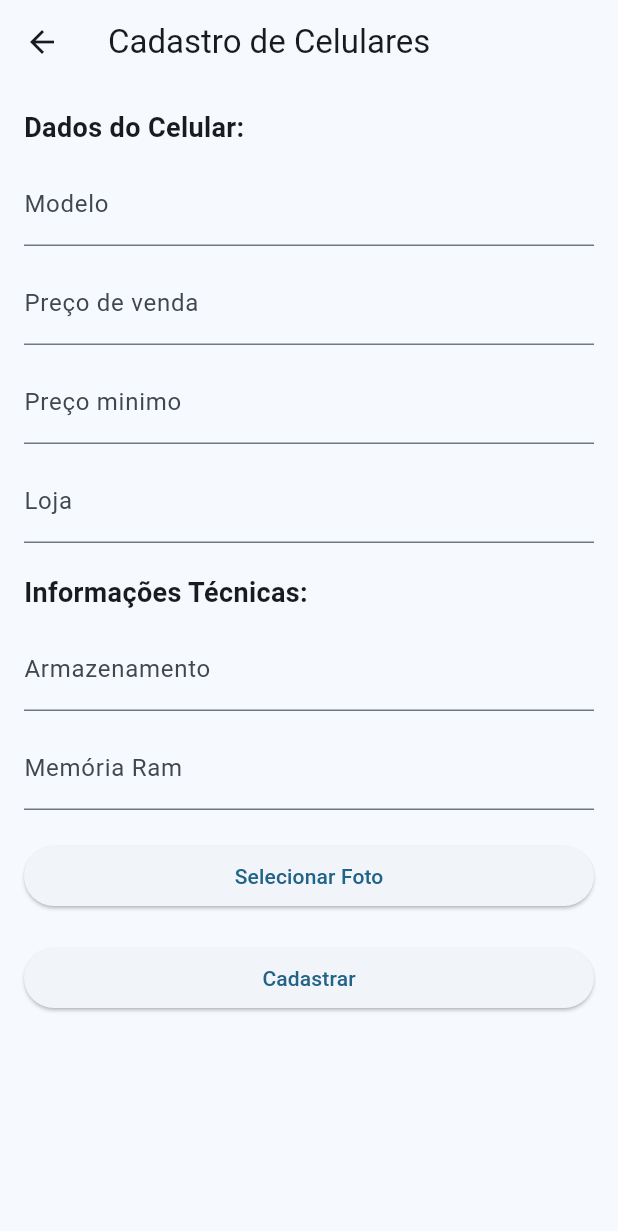
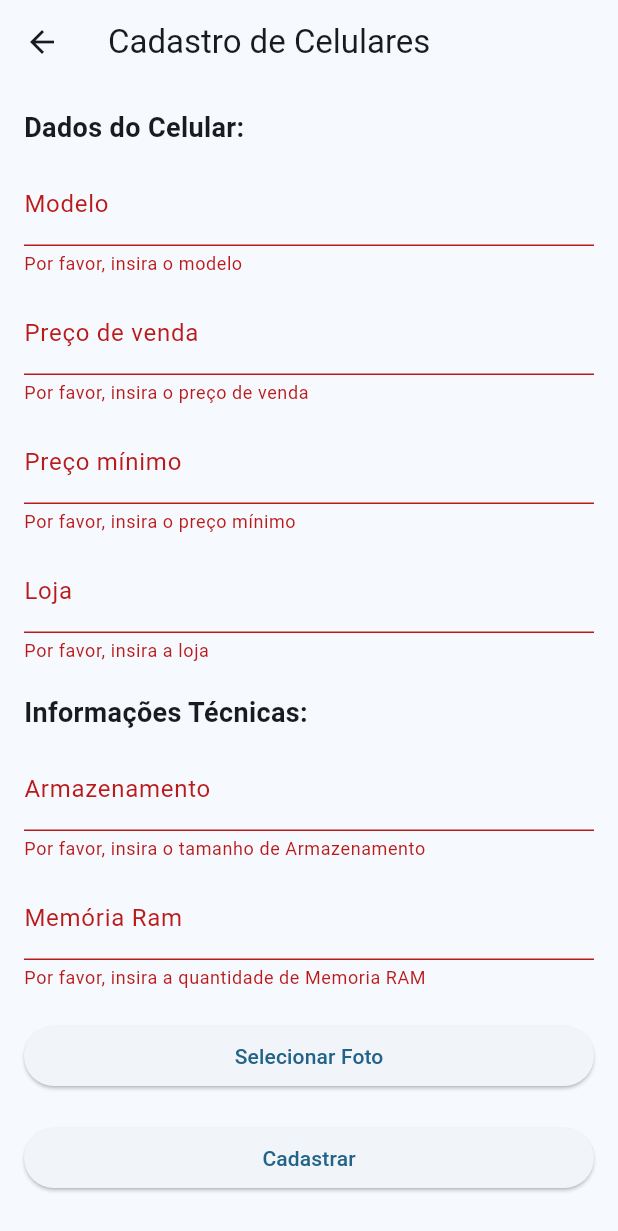
Before and after one commit to KalilPock/PortalCelular, a Flutter app: the CadastroVitrine screen opened by its route, after a tap on "Cadastrar", on a phone screen of 412 x 824 dp. Shown: the top 1231 px of the screen. Run offline on Flutter 3.47's test engine with Material 3 defaults, Android fonts, the phone set to English and light mode, and no system bars; our stand-ins replace cloud_firestore, easy_sidemenu, firebase_core, image_picker; missing offline and left inert: firebase_auth_platform_interface; accounts and stored records are empty.

Commit message:
implementaçaoGetters

```diff
--- a/lib/components/cadastro_laboratório.dart
+++ b/lib/components/cadastro_laboratório.dart
@@ -65,7 +65,7 @@ class _CadastroLaboratorioState extends State<CadastroLaboratorio> {
               SizedBox(height: 10.0),
               TextFormField(
                 controller: _avaliacaoController,
-                decoration: InputDecoration(labelText: 'Descrição do aparelhp'),
+                decoration: InputDecoration(labelText: 'Descrição do aparelho'),
                 validator: (value) {
                   if (value == null || value.isEmpty) {
                     return 'Por favor, insira a descrição do aparelho';
--- a/lib/components/cadastro_vitrine.dart
+++ b/lib/components/cadastro_vitrine.dart
@@ -1,8 +1,18 @@
 import 'dart:io';
 import 'package:flutter/material.dart';
 import 'package:image_picker/image_picker.dart';
+import 'package:firebase_core/firebase_core.dart';
+import 'package:cloud_firestore/cloud_firestore.dart';
 
 class CadastroVitrine extends StatelessWidget {
+  final _formKey = GlobalKey<FormState>();
+  final TextEditingController _modeloController = TextEditingController();
+  final TextEditingController _precoVendaController = TextEditingController();
+  final TextEditingController _precoMinimoController = TextEditingController();
+  final TextEditingController _lojaController = TextEditingController();
+  final TextEditingController _armazenamentoController = TextEditingController();
+  final TextEditingController _memoriaRamController = TextEditingController();
+
   @override
   Widget build(BuildContext context) {
     return Scaffold(
@@ -11,12 +21,14 @@ class CadastroVitrine extends StatelessWidget {
         leading: IconButton(
           icon: Icon(Icons.arrow_back),
           onPressed: () {
-            Navigator.pushNamed(context, '/pag_inicial'); // Função para voltar para a página anterior
+            Navigator.pushNamed(context, '/pag_inicial');
           },
         ),
       ),
       body: SingleChildScrollView(
         padding: EdgeInsets.all(16.0),
+        child: Form(
+          key: _formKey,
           child: Column(
             crossAxisAlignment: CrossAxisAlignment.stretch,
             children: [
@@ -26,21 +38,49 @@ class CadastroVitrine extends StatelessWidget {
               ),
               SizedBox(height: 10.0),
               TextFormField(
+                controller: _modeloController,
                 decoration: InputDecoration(labelText: 'Modelo'),
+                validator: (value) {
+                  if (value == null || value.isEmpty) {
+                    return 'Por favor, insira o modelo';
+                  }
+                  return null;
+                },
               ),
               SizedBox(height: 10.0),
               TextFormField(
+                controller: _precoVendaController,
                 decoration: InputDecoration(labelText: 'Preço de venda'),
                 keyboardType: TextInputType.number,
+                validator: (value) {
+                  if (value == null || value.isEmpty) {
+                    return 'Por favor, insira o preço de venda';
+                  }
+                  return null;
+                },
               ),
               SizedBox(height: 10.0),
               TextFormField(
-              decoration: InputDecoration(labelText: 'Preço minimo'),
+                controller: _precoMinimoController,
+                decoration: InputDecoration(labelText: 'Preço mínimo'),
+                validator: (value) {
+                  if (value == null || value.isEmpty) {
+                    return 'Por favor, insira o preço mínimo';
+                  }
+                  return null;
+                },
               ),
               SizedBox(height: 10.0),
               TextFormField(
+                controller: _lojaController,
                 decoration: InputDecoration(labelText: 'Loja'),
                 keyboardType: TextInputType.phone,
+                validator: (value) {
+                  if (value == null || value.isEmpty) {
+                    return 'Por favor, insira a loja';
+                  }
+                  return null;
+                },
               ),
               SizedBox(height: 20.0),
               Text(
@@ -49,41 +89,72 @@ class CadastroVitrine extends StatelessWidget {
               ),
               SizedBox(height: 10.0),
               TextFormField(
+                controller: _armazenamentoController,
                 decoration: InputDecoration(labelText: 'Armazenamento'),
+                validator: (value) {
+                  if (value == null || value.isEmpty) {
+                    return 'Por favor, insira o tamanho de Armazenamento';
+                  }
+                  return null;
+                },
               ),
               SizedBox(height: 10.0),
               TextFormField(
+                controller: _memoriaRamController,
                 decoration: InputDecoration(labelText: 'Memória Ram'),
                 keyboardType: TextInputType.phone,
+                validator: (value) {
+                  if (value == null || value.isEmpty) {
+                    return 'Por favor, insira a quantidade de Memoria RAM';
+                  }
+                  return null;
+                },
               ),
-
               SizedBox(height: 20.0),
               ElevatedButton(
-              onPressed: () => _pickImage(context), // Chamada para a função _pickImage
-              child: Text('Selecionar Foto'), // Texto do botão
+                onPressed: () => _pickImage(context),
+                child: Text('Selecionar Foto'),
               ),
               SizedBox(height: 20.0),
               ElevatedButton(
                 onPressed: () {
-                // Implemente a lógica para salvar os dados do celular e do cliente
+                  if (_formKey.currentState!.validate()) {
+                    _cadastrarCelular(context);
+                  }
                 },
-              child: Text('Cadastrar'), // Texto do botão
+                child: Text('Cadastrar'),
               ),
             ],
+          ),
         ),
       ),
     );
   }
 
-  // Função para selecionar a imagem
   void _pickImage(BuildContext context) async {
     final picker = ImagePicker();
     final pickedFile = await picker.pickImage(source: ImageSource.gallery);
 
     if (pickedFile != null) {
-      // Aqui você pode lidar com a imagem selecionada, como exibi-la na tela ou salvá-la em algum lugar
       File imageFile = File(pickedFile.path);
-      // Adicione a lógica necessária para lidar com a imagem selecionada
+    }
+  }
+
+  void _cadastrarCelular(BuildContext context) async {
+    try {
+      await Firebase.initializeApp();
+      FirebaseFirestore firestore = FirebaseFirestore.instance;
+      await firestore.collection('celulares').add({
+        'modelo': _modeloController.text,
+        'preco_venda': _precoVendaController.text,
+        'preco_minimo': _precoMinimoController.text,
+        'loja': _lojaController.text,
+        'armazenamento': _armazenamentoController.text,
+        'memoria_ram': _memoriaRamController.text,
+      });
+      ScaffoldMessenger.of(context).showSnackBar(SnackBar(content: Text('Cadastro realizado com sucesso!')));
+    } catch (e) {
+      ScaffoldMessenger.of(context).showSnackBar(SnackBar(content: Text('Erro ao cadastrar: $e')));
     }
   }
 }
```
Also changed, not shown: lib/components/pag_inicial.dart (+22 -8 lines), 1 other file. Lines whose indentation alone changed are shown as unchanged.
